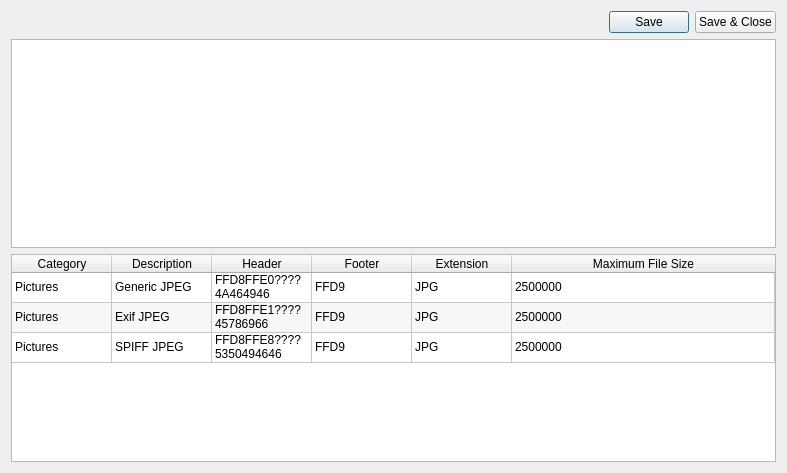
pjrinaldi/wombatforensics, file carvingfiletypesdialog.ui: the form before one commit.
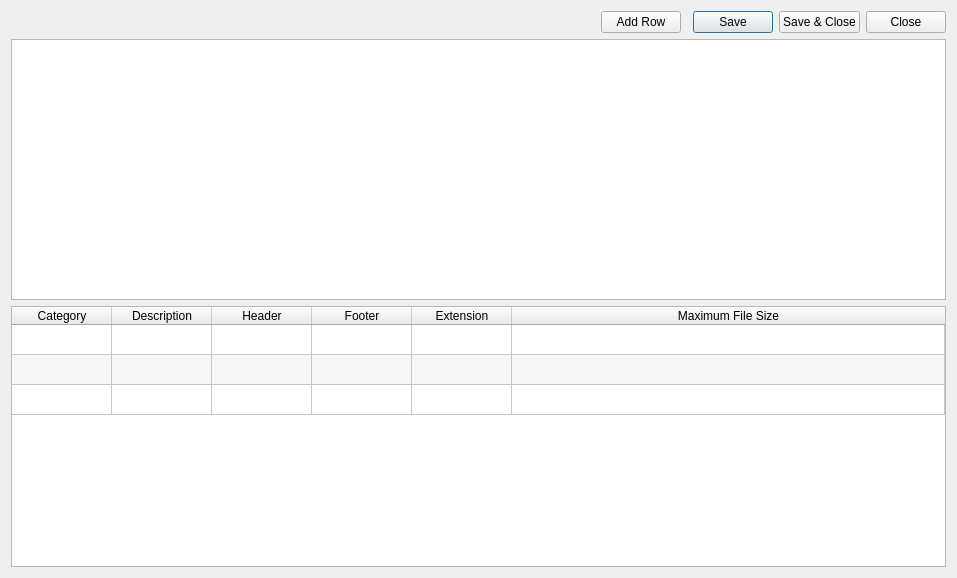
The form after the commit.

Commit message: working on carving file type settings management and display management gui options. settings are working. now i just need to implement gui for carving.

Patch:
```diff
--- a/carvingfiletypesdialog.ui
+++ b/carvingfiletypesdialog.ui
@@ -6,14 +6,28 @@
    <rect>
     <x>0</x>
     <y>0</y>
-    <width>787</width>
-    <height>473</height>
+    <width>957</width>
+    <height>578</height>
    </rect>
   </property>
   <property name="windowTitle">
    <string>Carving File Types Editor</string>
   </property>
   <layout class="QGridLayout" name="gridLayout_2">
+   <item row="0" column="4">
+    <widget class="QPushButton" name="savepushbutton">
+     <property name="text">
+      <string>Save</string>
+     </property>
+    </widget>
+   </item>
+   <item row="0" column="5">
+    <widget class="QPushButton" name="saveclosepushbutton">
+     <property name="text">
+      <string>Save &amp;&amp; Close</string>
+     </property>
+    </widget>
+   </item>
    <item row="0" column="0">
     <spacer name="horizontalSpacer">
      <property name="orientation">
@@ -28,30 +42,20 @@
     </spacer>
    </item>
    <item row="0" column="2">
-    <widget class="QPushButton" name="savepushbutton">
+    <widget class="QPushButton" name="addrowpushbutton">
      <property name="text">
-      <string>Save</string>
+      <string>Add Row</string>
      </property>
     </widget>
    </item>
-   <item row="0" column="3">
-    <widget class="QPushButton" name="pushButton">
+   <item row="0" column="6">
+    <widget class="QPushButton" name="closebutton">
      <property name="text">
-      <string>Save &amp;&amp; Close</string>
+      <string>Close</string>
      </property>
     </widget>
    </item>
-   <item row="1" column="0" colspan="4">
-    <widget class="QPlainTextEdit" name="filetypeseditor">
-     <property name="documentTitle">
-      <string/>
-     </property>
-     <property name="lineWrapMode">
-      <enum>QPlainTextEdit::WidgetWidth</enum>
-     </property>
-    </widget>
-   </item>
-   <item row="2" column="0" colspan="4">
+   <item row="2" column="0" colspan="7">
     <widget class="QTableWidget" name="filetypestablewidget">
      <property name="showDropIndicator" stdset="0">
       <bool>false</bool>
@@ -74,6 +78,9 @@
      <attribute name="horizontalHeaderCascadingSectionResizes">
       <bool>false</bool>
      </attribute>
+     <attribute name="horizontalHeaderMinimumSectionSize">
+      <number>60</number>
+     </attribute>
      <attribute name="horizontalHeaderDefaultSectionSize">
       <number>100</number>
      </attribute>
@@ -116,96 +123,16 @@
        <string>Maximum File Size</string>
       </property>
      </column>
-     <item row="0" column="0">
-      <property name="text">
-       <string>Pictures</string>
-      </property>
-     </item>
-     <item row="0" column="1">
-      <property name="text">
-       <string>Generic JPEG</string>
-      </property>
-     </item>
-     <item row="0" column="2">
-      <property name="text">
-       <string>FFD8FFE0????4A464946</string>
-      </property>
-     </item>
-     <item row="0" column="3">
-      <property name="text">
-       <string>FFD9</string>
-      </property>
-     </item>
-     <item row="0" column="4">
-      <property name="text">
-       <string>JPG</string>
-      </property>
-     </item>
-     <item row="0" column="5">
-      <property name="text">
-       <string>2500000</string>
-      </property>
-     </item>
-     <item row="1" column="0">
-      <property name="text">
-       <string>Pictures</string>
-      </property>
-     </item>
-     <item row="1" column="1">
-      <property name="text">
-       <string>Exif JPEG</string>
-      </property>
-     </item>
-     <item row="1" column="2">
-      <property name="text">
-       <string>FFD8FFE1????45786966</string>
-      </property>
-     </item>
-     <item row="1" column="3">
-      <property name="text">
-       <string>FFD9</string>
-      </property>
-     </item>
-     <item row="1" column="4">
-      <property name="text">
-       <string>JPG</string>
-      </property>
-     </item>
-     <item row="1" column="5">
-      <property name="text">
-       <string>2500000</string>
-      </property>
-     </item>
-     <item row="2" column="0">
-      <property name="text">
-       <string>Pictures</string>
-      </property>
-     </item>
-     <item row="2" column="1">
-      <property name="text">
-       <string>SPIFF JPEG</string>
-      </property>
-     </item>
-     <item row="2" column="2">
-      <property name="text">
-       <string>FFD8FFE8????5350494646</string>
-      </property>
-     </item>
-     <item row="2" column="3">
-      <property name="text">
-       <string>FFD9</string>
-      </property>
-     </item>
-     <item row="2" column="4">
-      <property name="text">
-       <string>JPG</string>
-      </property>
-     </item>
-     <item row="2" column="5">
-      <property name="text">
-       <string>2500000</string>
-      </property>
-     </item>
+    </widget>
+   </item>
+   <item row="1" column="0" colspan="7">
+    <widget class="QPlainTextEdit" name="filetypeseditor">
+     <property name="documentTitle">
+      <string/>
+     </property>
+     <property name="lineWrapMode">
+      <enum>QPlainTextEdit::WidgetWidth</enum>
+     </property>
     </widget>
    </item>
   </layout>
```
The commit also changes 4 other files.
